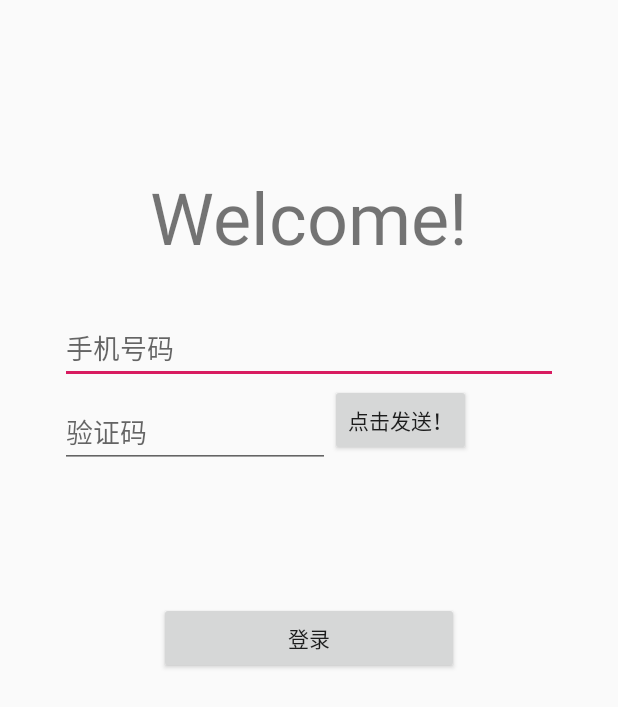
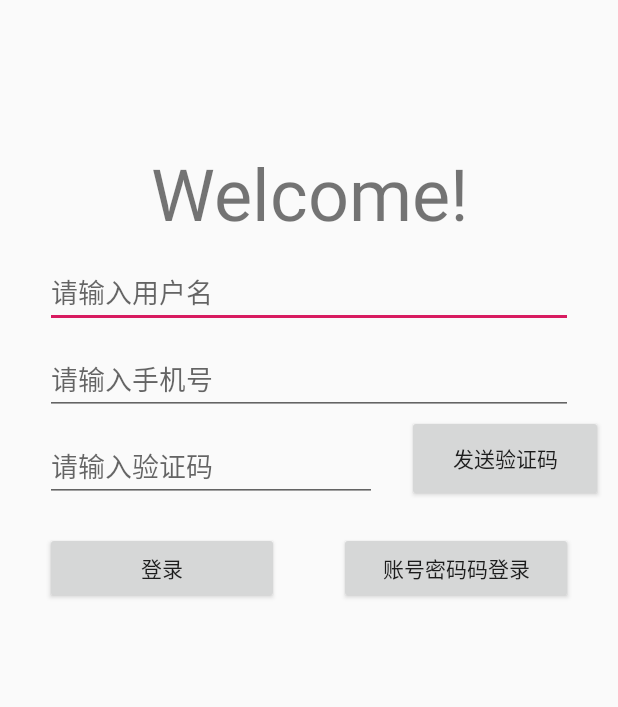
Before and after one commit to dapp0000/hbapp, an Android app: the layout activity_login.xml on its own in the app's theme, with its tools: preview values and no code run, on a phone screen of 412 x 824 dp. Shown: the top 707 px of the screen. Run offline under Robolectric (Android 15) with nearby library versions, the phone set to English and light mode, and no system bars.

Commit message:
登录部分

```diff
--- /dev/null
+++ b/app/src/main/java/com/uart/hbapp/utils/URLUtil.java
@@ -0,0 +1,6 @@
+package com.uart.hbapp.utils;
+
+public class URLUtil {
+    public static String login = "http://192.168.3.79:8887/sleep/userinfo/login";
+    public static String regist = "http://192.168.3.79:8887/sleep/userinfo/registered";
+}
--- a/app/src/main/res/layout/activity_login.xml
+++ b/app/src/main/res/layout/activity_login.xml
@@ -1,97 +1,99 @@
 <?xml version="1.0" encoding="utf-8"?>
-<androidx.constraintlayout.widget.ConstraintLayout xmlns:android="http://schemas.android.com/apk/res/android"
-    xmlns:app="http://schemas.android.com/apk/res-auto"
-    xmlns:tools="http://schemas.android.com/tools"
-    android:id="@+id/container"
+<LinearLayout xmlns:android="http://schemas.android.com/apk/res/android"
     android:layout_width="match_parent"
     android:layout_height="match_parent"
-    android:paddingLeft="@dimen/activity_horizontal_margin"
-    android:paddingTop="@dimen/activity_vertical_margin"
-    android:paddingRight="@dimen/activity_horizontal_margin"
-    android:paddingBottom="@dimen/activity_vertical_margin"
-    tools:context=".login.LoginActivity">
+    android:orientation="vertical">
 
     <TextView
         android:id="@+id/welcome"
-        android:layout_width="wrap_content"
+        android:layout_width="match_parent"
         android:layout_height="wrap_content"
         android:layout_marginTop="96dp"
-        android:textSize="48sp"
+        android:gravity="center"
         android:text="@string/login_welcome"
-        app:layout_constraintTop_toTopOf="parent"
-        app:layout_constraintLeft_toLeftOf="parent"
-        app:layout_constraintRight_toRightOf="parent"/>
+        android:textSize="48sp" />
+
+    <LinearLayout
+        android:layout_width="match_parent"
+        android:layout_height="wrap_content"
+        android:layout_margin="10dp"
+        android:gravity="center"
+        android:orientation="vertical">
 
         <EditText
             android:id="@+id/username"
-        android:layout_width="0dp"
+            android:layout_width="match_parent"
             android:layout_height="wrap_content"
-        android:layout_marginStart="24dp"
-        android:layout_marginTop="96dp"
-        android:layout_marginEnd="24dp"
-        android:hint="手机号码"
-        android:inputType="textPhonetic"
-        android:selectAllOnFocus="true"
-        app:layout_constraintEnd_toEndOf="parent"
-        app:layout_constraintStart_toStartOf="parent"
-        app:layout_constraintTop_toTopOf="@+id/welcome" />
+            android:layout_marginLeft="20dp"
+            android:layout_marginRight="20dp"
+            android:hint="请输入用户名" />
 
         <EditText
-        android:id="@+id/password"
-        android:layout_width="180dp"
+            android:id="@+id/phoneNum"
+            android:layout_width="match_parent"
             android:layout_height="wrap_content"
-        android:layout_marginStart="24dp"
-        android:layout_marginTop="8dp"
-        android:layout_marginEnd="24dp"
-        android:hint="验证码"
-        android:imeActionLabel="@string/action_sign_in_short"
-        android:imeOptions="actionDone"
-        android:inputType="textPassword"
-        android:selectAllOnFocus="true"
-        app:layout_constraintStart_toStartOf="parent"
-        app:layout_constraintTop_toBottomOf="@+id/username" />
+            android:layout_marginLeft="20dp"
+            android:layout_marginTop="10dp"
+            android:layout_marginRight="20dp"
+            android:hint="请输入手机号"
+            android:inputType="textPassword" />
+
+        <LinearLayout
+            android:layout_width="match_parent"
+            android:layout_height="match_parent"
+            android:orientation="horizontal">
+
+            <EditText
+                android:id="@+id/checkCode"
+                android:layout_width="match_parent"
+                android:layout_height="wrap_content"
+                android:layout_marginLeft="20dp"
+                android:layout_marginTop="10dp"
+                android:layout_marginRight="20dp"
+                android:layout_weight="1"
+                android:hint="请输入验证码"
+                android:inputType="textPassword" />
 
             <Button
                 android:id="@+id/sendCode"
-        android:layout_width="wrap_content"
-        android:layout_height="wrap_content"
-        android:text="点击发送！"
-        app:layout_constraintStart_toEndOf="@+id/password"
-        app:layout_constraintTop_toBottomOf="@+id/username"
-        />
+                android:layout_width="match_parent"
+                android:layout_height="match_parent"
+                android:layout_weight="2"
+                android:text="发送验证码" />
+        </LinearLayout>
+
+
+    </LinearLayout>
+
+    <LinearLayout
+        android:layout_width="match_parent"
+        android:layout_height="match_parent"
+        android:layout_margin="10dp"
+        android:orientation="vertical">
+
+        <LinearLayout
+            android:layout_width="match_parent"
+            android:layout_height="wrap_content">
 
             <Button
                 android:id="@+id/login"
-        android:layout_width="200dp"
+                android:layout_width="match_parent"
                 android:layout_height="wrap_content"
-        android:layout_gravity="start"
-        android:layout_marginStart="48dp"
-        android:layout_marginTop="16dp"
-        android:layout_marginEnd="48dp"
-        android:layout_marginBottom="64dp"
-        android:enabled="true"
-        android:onClick="loginByPhone"
-        android:text="登录"
-        app:layout_constraintBottom_toBottomOf="parent"
-        app:layout_constraintEnd_toEndOf="parent"
-        app:layout_constraintStart_toStartOf="parent"
-        app:layout_constraintTop_toBottomOf="@+id/password"
-        app:layout_constraintVertical_bias="0.2" />
+                android:layout_marginLeft="20dp"
+                android:layout_marginRight="20dp"
+                android:layout_weight="1"
+                android:text="登录" />
 
-    <ProgressBar
-        android:id="@+id/loading"
-        android:layout_width="wrap_content"
+            <Button
+                android:id="@+id/userPwdLogin"
+                android:layout_width="match_parent"
                 android:layout_height="wrap_content"
-        android:layout_gravity="center"
-        android:layout_marginStart="32dp"
-        android:layout_marginTop="64dp"
-        android:layout_marginEnd="32dp"
-        android:layout_marginBottom="64dp"
-        android:visibility="gone"
-        app:layout_constraintBottom_toBottomOf="parent"
-        app:layout_constraintEnd_toEndOf="@+id/password"
-        app:layout_constraintStart_toStartOf="@+id/password"
-        app:layout_constraintTop_toTopOf="parent"
-        app:layout_constraintVertical_bias="0.3" />
+                android:layout_marginLeft="20dp"
+                android:layout_marginRight="20dp"
+                android:layout_weight="1"
+                android:text="账号密码码登录" />
+        </LinearLayout>
 
-</androidx.constraintlayout.widget.ConstraintLayout>
+
+    </LinearLayout>
+</LinearLayout>
--- a/app/src/main/res/values/colors.xml
+++ b/app/src/main/res/values/colors.xml
@@ -4,5 +4,4 @@
     <color name="colorPrimaryDark">#00574B</color>
     <color name="colorAccent">#D81B60</color>
     <color name="white">#FFFFFF</color>
-    <color name="gray">#B8AFAF</color>
 </resources>
```
Also changed, not shown: app/src/main/AndroidManifest.xml (+5 -2 lines), app/src/main/java/com/uart/hbapp/login/AdditionalActivity.java (+4 -9 lines), app/src/main/java/com/uart/hbapp/login/LoginActivity.java (+33 -17 lines), app/src/main/java/com/uart/hbapp/login/TipsActivity.java (+4 -9 lines), app/src/main/java/com/uart/hbapp/login/WelcomeActivity.java (+3 -12 lines), app/src/main/res/values/styles.xml (+8 -1 lines). Lines whose indentation alone changed are shown as unchanged.
